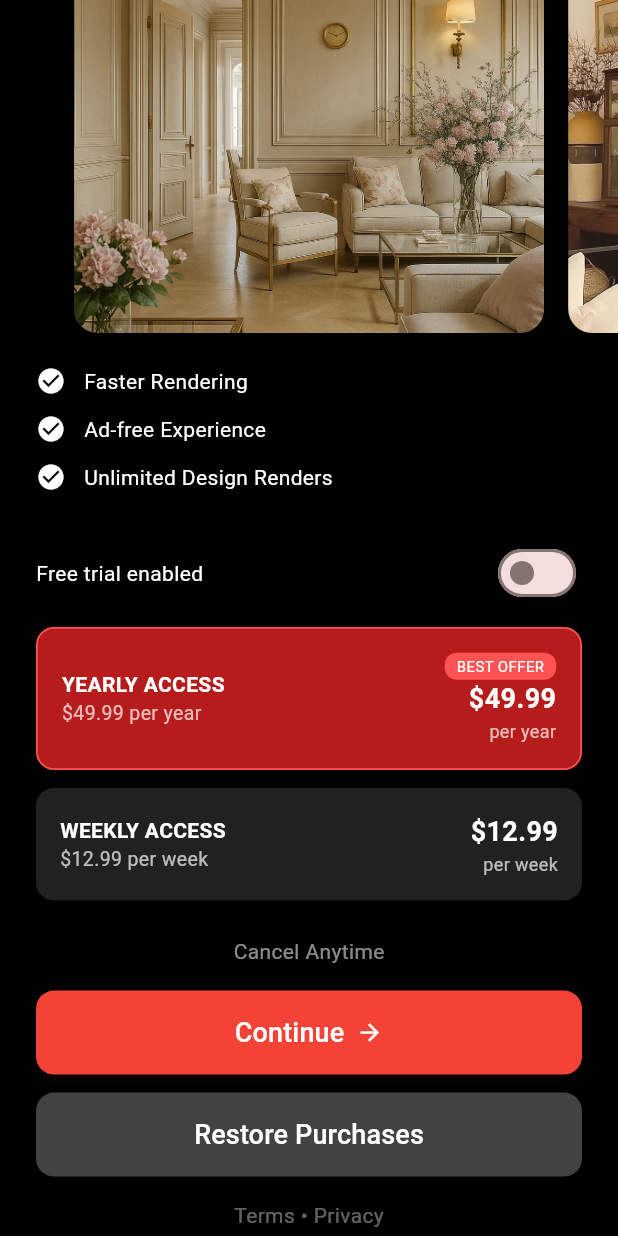
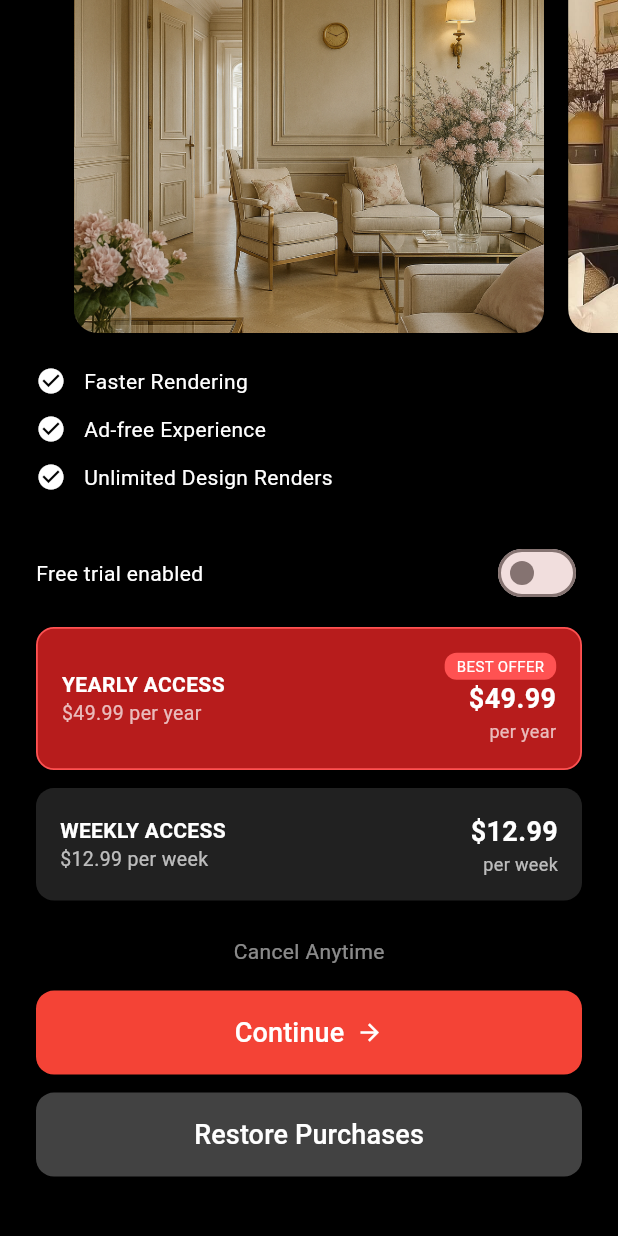
Before and after one commit to Kennnnnnyyyyyyyyy/iDesign-HomeGPT, a Flutter app: the PaywallPage screen opened by its route, scrolled down 66 dp, on a phone screen of 412 x 824 dp. Run offline on Flutter 3.47's test engine with Material 3 defaults, Android fonts, the light colour scheme and no system bars; our stand-ins replace firebase_auth, firebase_core, flutter_colorpicker, flutter_dotenv, flutter_riverpod, flutter_secure_storage and 9 more; missing offline and left inert: image_painter, qonversion_flutter; accounts and stored records are empty; network calls fail.

Commit message:
refactor(paywall): remove Terms and Privacy text from paywall refactor(settings): remove restore purchase functionality bump(version): update version to 1.0.0+13

```diff
--- a/lib/features/paywall/view/paywall.dart
+++ b/lib/features/paywall/view/paywall.dart
@@ -200,10 +200,10 @@ class _PaywallPageState extends State<PaywallPage> {
               const SizedBox(height: 12),
               _buildRestoreButton(),
               const SizedBox(height: 16),
-              const Text(
-                "Terms • Privacy",
-                style: TextStyle(color: Colors.white38),
-              ),
+              // const Text(
+              //   "Terms • Privacy",
+              //   style: TextStyle(color: Colors.white38),
+              // ),
             ],
           ),
         ),
--- a/pubspec.yaml
+++ b/pubspec.yaml
@@ -16,7 +16,7 @@ publish_to: "none" # Remove this line if you wish to publish to pub.dev
 # https://developer.apple.com/library/archive/documentation/General/Reference/InfoPlistKeyReference/Articles/CoreFoundationKeys.html
 # In Windows, build-name is used as the major, minor, and patch parts
 # of the product and file versions while build-number is used as the build suffix.
-version: 1.0.0+7
+version: 1.0.0+13
 
 environment:
   sdk: ^3.7.2
```
Also changed, not shown: lib/features/settings/view/settings_page.dart (+1 -29 lines).
